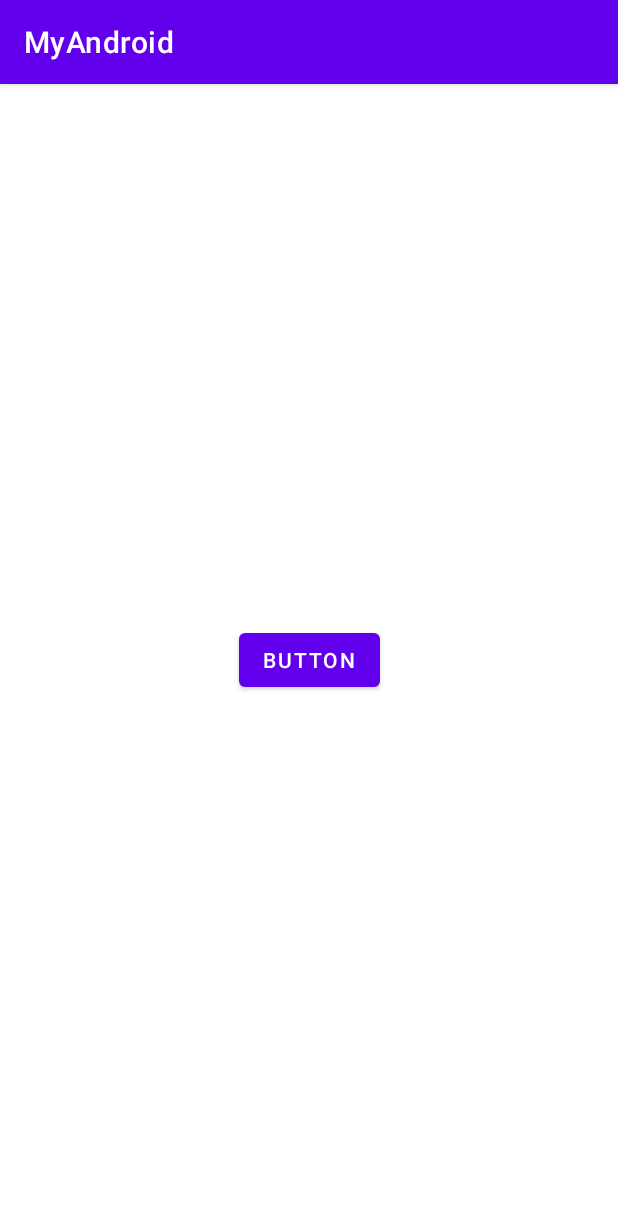
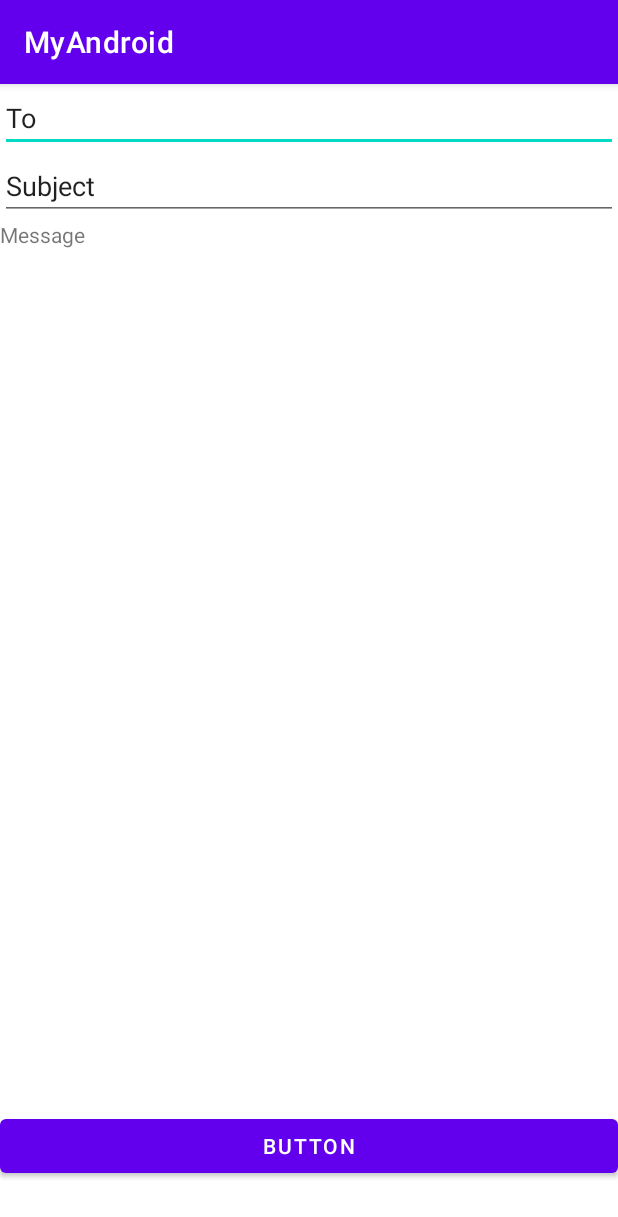
Before and after one commit to rentschlerm/-Mercado-_IT-Elec_2_1-30, an Android app: the screen it shows after launch (MainActivity before the commit, ThirdActivity after it), after a tap on "BUTTON", on a phone screen of 412 x 824 dp. Shown: the top 1217 px of the screen. Run offline under Robolectric (Android 15) with nearby library versions, the phone set to English and light mode, and no system bars.

Commit message:
18/02/2023   Linear and Relative Constraints

```diff
--- a/app/src/main/AndroidManifest.xml
+++ b/app/src/main/AndroidManifest.xml
@@ -12,6 +12,12 @@
         android:theme="@style/Theme.MyAndroid"
         tools:targetApi="31">
         <activity
+            android:name=".ThirdActivity"
+            android:exported="false" />
+        <activity
+            android:name=".SecondActivity"
+            android:exported="false" />
+        <activity
             android:name=".MainActivity"
             android:exported="true">
             <intent-filter>
--- a/app/src/main/java/com/example/myandroid/MainActivity.java
+++ b/app/src/main/java/com/example/myandroid/MainActivity.java
@@ -34,6 +34,18 @@ public class MainActivity extends AppCompatActivity {
                 Intent intent = new Intent(MainActivity.this, SecondActivity.class);
                 startActivity(intent);
             }
+
+        });
+        Button b = (Button) findViewById(R.id.M);
+
+        button.setOnClickListener(new View.OnClickListener() {
+            @Override
+            public void onClick(View v) {
+                Log.i(TAG, "Button Clicked");
+
+                Intent intent = new Intent(MainActivity.this, ThirdActivity.class);
+                startActivity(intent);
+            }
         });
     }
 }
--- /dev/null
+++ b/app/src/main/java/com/example/myandroid/ThirdActivity.java
@@ -0,0 +1,14 @@
+package com.example.myandroid;
+
+import androidx.appcompat.app.AppCompatActivity;
+
+import android.os.Bundle;
+
+public class ThirdActivity extends AppCompatActivity {
+
+    @Override
+    protected void onCreate(Bundle savedInstanceState) {
+        super.onCreate(savedInstanceState);
+        setContentView(R.layout.activity_third);
+    }
+}
--- a/app/src/main/res/layout/activity_main.xml
+++ b/app/src/main/res/layout/activity_main.xml
@@ -13,7 +13,18 @@
         android:text="Button"
         app:layout_constraintBottom_toBottomOf="parent"
         app:layout_constraintEnd_toEndOf="parent"
+        app:layout_constraintHorizontal_bias="0.293"
         app:layout_constraintStart_toStartOf="parent"
         app:layout_constraintTop_toTopOf="parent" />
 
+    <Button
+        android:id="@+id/M"
+        android:layout_width="wrap_content"
+        android:layout_height="wrap_content"
+        android:text="Message"
+        app:layout_constraintBottom_toBottomOf="parent"
+        app:layout_constraintEnd_toEndOf="parent"
+        app:layout_constraintStart_toEndOf="@+id/button2"
+        app:layout_constraintTop_toTopOf="parent" />
+
 </androidx.constraintlayout.widget.ConstraintLayout>
--- /dev/null
+++ b/app/src/main/res/layout/activity_third.xml
@@ -0,0 +1,44 @@
+<?xml version="1.0" encoding="utf-8"?>
+<LinearLayout xmlns:android="http://schemas.android.com/apk/res/android"
+    xmlns:app="http://schemas.android.com/apk/res-auto"
+    xmlns:tools="http://schemas.android.com/tools"
+    android:layout_width="match_parent"
+    android:layout_height="match_parent"
+    tools:context=".ThirdActivity">
+
+    <LinearLayout
+        android:layout_width="265dp"
+        android:layout_height="match_parent"
+        android:layout_weight="1"
+        android:orientation="vertical">
+
+        <EditText
+            android:id="@+id/editTextTextPersonName8"
+            android:layout_width="match_parent"
+            android:layout_height="wrap_content"
+            android:ems="10"
+            android:inputType="textPersonName"
+            android:text="To" />
+
+        <EditText
+            android:id="@+id/editTextTextPersonName9"
+            android:layout_width="match_parent"
+            android:layout_height="wrap_content"
+            android:ems="10"
+            android:inputType="textPersonName"
+            android:text="Subject" />
+
+        <TextView
+            android:id="@+id/textView4"
+            android:layout_width="match_parent"
+            android:layout_height="593dp"
+            android:text="Message" />
+
+        <Button
+            android:id="@+id/button3"
+            android:layout_width="match_parent"
+            android:layout_height="wrap_content"
+            android:text="Button" />
+    </LinearLayout>
+
+</LinearLayout>
```
Also changed, not shown: 1 other file.
